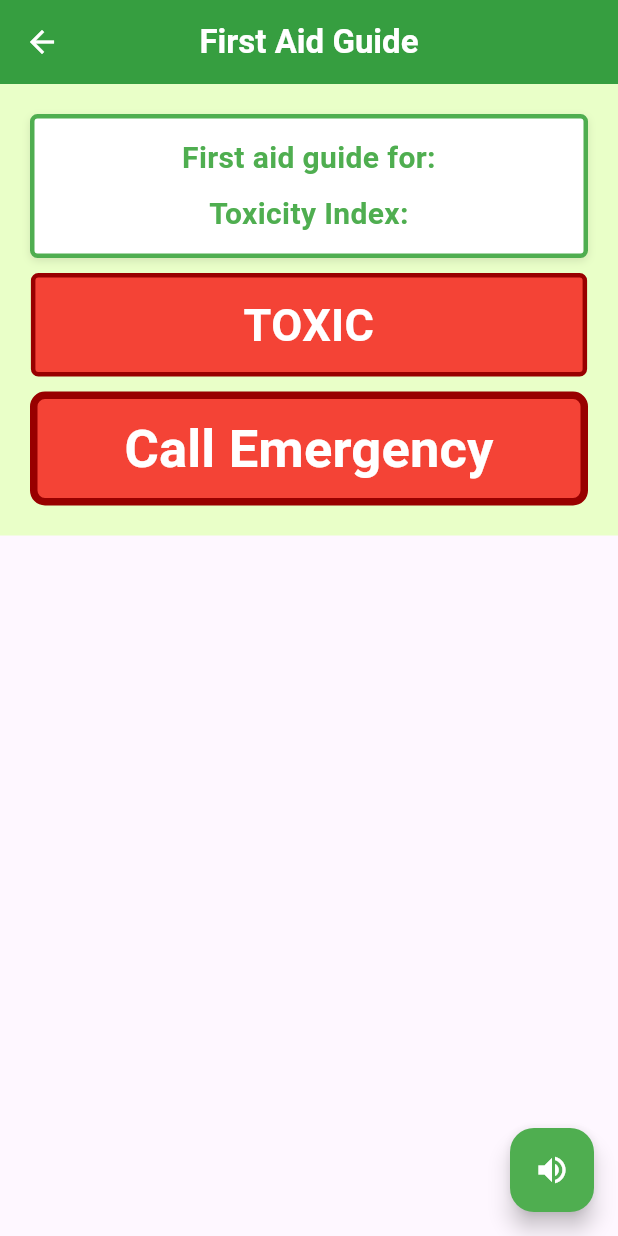
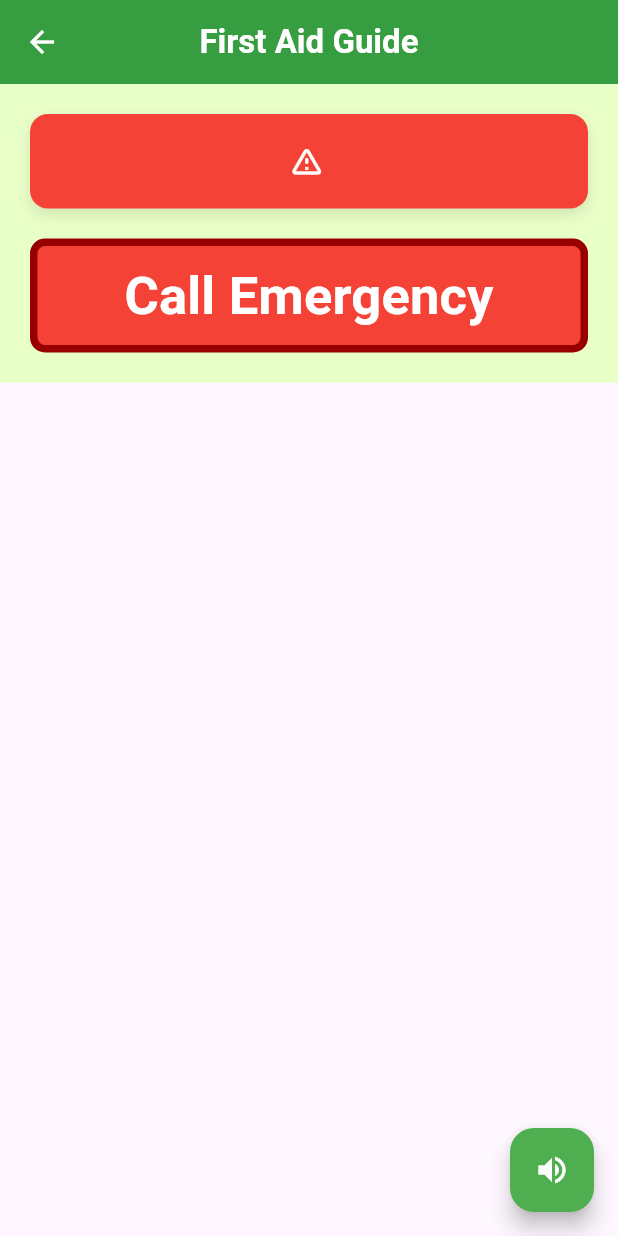
Before and after one commit to gebgeb24/PlantSafe, a Flutter app: the FirstAid screen opened directly with empty values, on a phone screen of 412 x 824 dp. Run offline on Flutter 3.47's test engine with Material 3 defaults, Android fonts, the phone set to English and light mode, and no system bars; our stand-ins replace carousel_slider, connectivity_plus, flutter_map, flutter_tts, image_cropper, image_picker and 3 more; missing offline and left inert: tflite_flutter.

```diff
--- a/lib/first_aid.dart
+++ b/lib/first_aid.dart
@@ -271,77 +271,53 @@ class _FirstAidState extends State<FirstAid> {
               crossAxisAlignment: CrossAxisAlignment.center,
               children: [
                 // First aid guide section
+                // First aid guide section
                 Container(
                   decoration: BoxDecoration(
-                    color: Colors.white,
-                    borderRadius: BorderRadius.circular(5),
-                    border: Border.all(
-                      color: const Color(0xFF4FAE50),
-                      width: 3,
-                    ),
+                    color: Colors.red,
+                    borderRadius: BorderRadius.circular(12),
                     boxShadow: [
                       BoxShadow(
                         color: Colors.black.withOpacity(0.1),
-                        blurRadius: 4,
-                        offset: Offset(0, 2),
+                        blurRadius: 8,
+                        offset: Offset(0, 4),
                       ),
                     ],
                   ),
-                  padding: const EdgeInsets.all(12),
+                  padding: const EdgeInsets.all(16),
                   child: Column(
-                    mainAxisAlignment: MainAxisAlignment.center,
-                    crossAxisAlignment: CrossAxisAlignment.center,
+                    crossAxisAlignment: CrossAxisAlignment.start,
                     children: [
-                      Center(
-                        child: Text(
-                          'First aid guide for: ${widget.predictedClass}',
-                          style: const TextStyle(
-                            fontSize: 20,
-                            fontWeight: FontWeight.bold,
-                            color: Color(0xFF4FAE50),
+                      Row(
+                        mainAxisAlignment: MainAxisAlignment.center,  // Center the content horizontally
+                        children: [
+                          const Icon(
+                            Icons.warning_amber_rounded,
+                            color: Colors.white,
+                            size: 24,
                           ),
-                          textAlign: TextAlign.center,
-                        ),
+                          const SizedBox(width: 3),
+                          Text(
+                            '${widget.predictedClass}',
+                            style: const TextStyle(
+                              fontSize: 22,
+                              fontWeight: FontWeight.bold,
+                              color: Colors.white,
+                            ),
+                            textAlign: TextAlign.center,  // Ensure the text is centered within the available space
+                          ),
+
+                        ],
                       ),
-                      const SizedBox(height: 8),
-                      Center(
-                        child: Text(
-                          'Toxicity Index: ${widget.toxicityIndex}',
-                          style: const TextStyle(
-                            fontSize: 20,
-                            fontWeight: FontWeight.bold,
-                            color: Color(0xFF4FAE50),
-                          ),
-                          textAlign: TextAlign.center,
-                        ),
-                      ),
+                      // Wrapping the indicators in a container that will shrink or expand as needed
+
                     ],
                   ),
                 ),
 
+
                 const SizedBox(height: 10),
-                // TOXIC section
-                Container(
-                  width: MediaQuery.of(context).size.width * 0.90,
-                  decoration: BoxDecoration(
-                    color: Colors.red,
-                    borderRadius: BorderRadius.circular(5),
-                    border: Border.all(
-                      color: const Color(0xFF980000),
-                      width: 3,
-                    ),
-                  ),
-                  padding: const EdgeInsets.symmetric(vertical: 10.0),
-                  child: const Text(
-                    'TOXIC',
-                    style: TextStyle(
-                      color: Colors.white,
-                      fontWeight: FontWeight.bold,
-                      fontSize: 30,
-                    ),
-                    textAlign: TextAlign.center,
-                  ),
-                ),
+
                 const SizedBox(height: 10),
                 // Loop through each matched toxicity level and display its details
                 for (var details in matchedToxicityDetails) ...[
@@ -351,11 +327,8 @@ class _FirstAidState extends State<FirstAid> {
                       padding: const EdgeInsets.all(12.0),
                       decoration: BoxDecoration(
                         color: Colors.white,
-                        borderRadius: BorderRadius.circular(5),
-                        border: Border.all(
-                          color: const Color(0xFF4FAE50),
-                          width: 3,
-                        ),
+                        borderRadius: BorderRadius.circular(10),
+
                       ),
                       child: Column(
                         crossAxisAlignment: CrossAxisAlignment.start,
@@ -417,8 +390,8 @@ class _FirstAidState extends State<FirstAid> {
                           Container(
                             decoration: BoxDecoration(
                               color: const Color(0xFFE2E2E2),
-                              border: Border.all(color: const Color(0xFF4FAE50), width: 3),
-                              borderRadius: BorderRadius.circular(10),
+                              border: Border.all(color: Colors.grey, width: 2),
+                              borderRadius: BorderRadius.circular(5),
                             ),
                             padding: const EdgeInsets.all(10.0),
                             child: Column(
```
Also changed, not shown: lib/scanplant.dart (+109 -76 lines).
